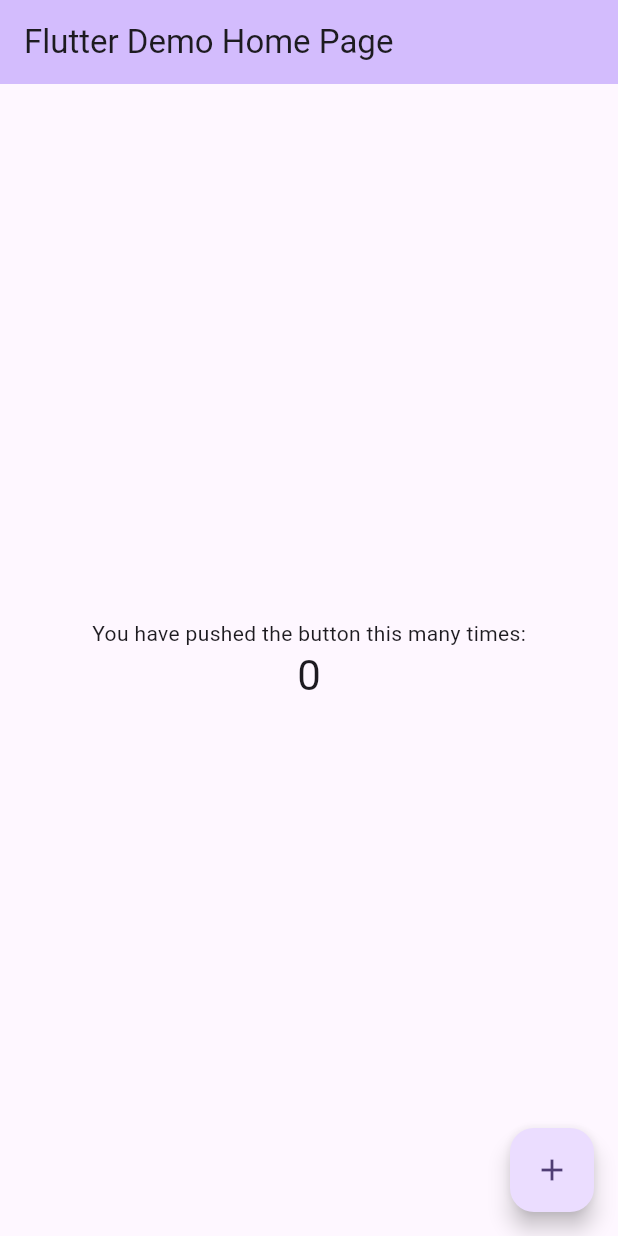
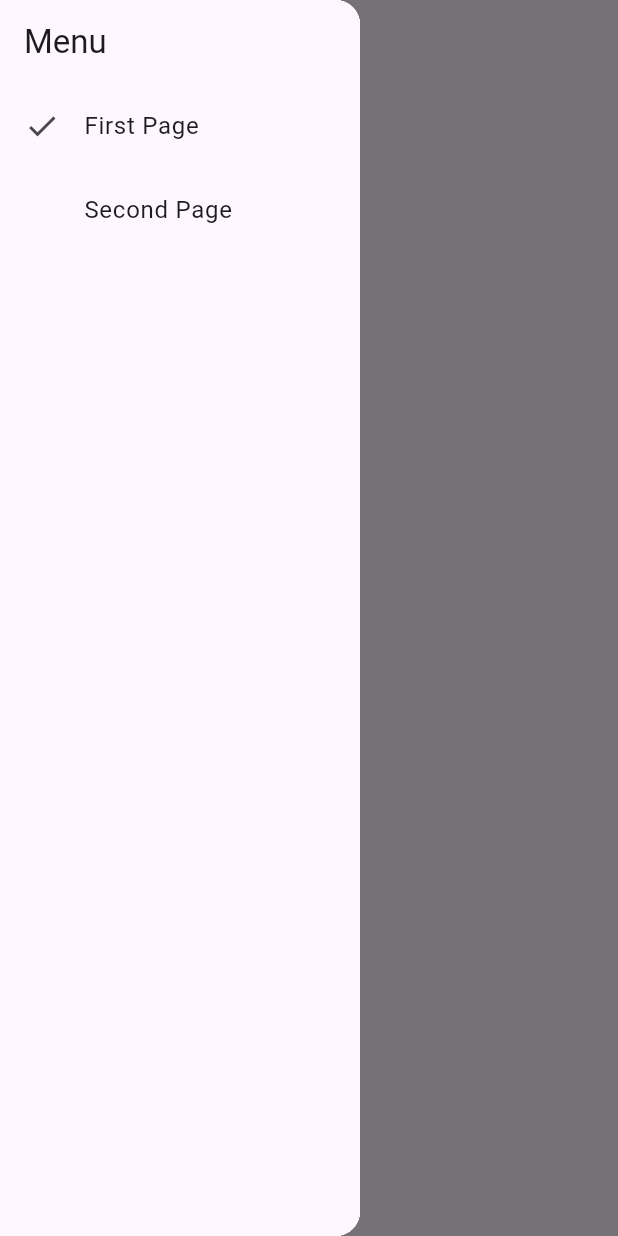
Before and after one commit to stefanroh/rag_tco, a Flutter app: the screen it shows after launch, with the side drawer open (before the commit the screen has no drawer), on a phone screen of 412 x 824 dp. Run offline on Flutter 3.47's test engine with Material 3 defaults, Android fonts, the phone set to English and light mode, and no system bars; our stand-ins replace flutter_riverpod.

Commit message:
Added Navigation + 2 Example Pages

```diff
--- a/lib/main.dart
+++ b/lib/main.dart
@@ -1,15 +1,20 @@
 import 'package:flutter/material.dart';
+import 'package:flutter_riverpod/flutter_riverpod.dart';
+import 'package:rag_tco/navigation/app_menu.dart';
+import 'package:rag_tco/navigation/split_view.dart';
 
 void main() {
-  runApp(const MyApp());
+  runApp(const ProviderScope(child: MyApp()));
 }
 
-class MyApp extends StatelessWidget {
+class MyApp extends ConsumerWidget {
   const MyApp({super.key});
 
   // This widget is the root of your application.
   @override
-  Widget build(BuildContext context) {
+  Widget build(BuildContext context, WidgetRef ref) {
+    final selectedPageBuilder = ref.watch(selectedPageBuilderProvider);
+
     return MaterialApp(
         title: 'Flutter Demo',
         theme: ThemeData(
@@ -31,8 +36,8 @@
           colorScheme: ColorScheme.fromSeed(seedColor: Colors.deepPurple),
           useMaterial3: true,
         ),
-      home: const MyHomePage(title: 'Flutter Demo Home Page'),
-    );
+        home: SplitView(
+            menu: const AppMenu(), content: selectedPageBuilder(context)));
   }
 }
 
--- /dev/null
+++ b/lib/navigation/app_menu.dart
@@ -0,0 +1,53 @@
+// app_menu.dart
+import 'package:flutter/material.dart';
+import 'package:flutter_riverpod/flutter_riverpod.dart';
+import 'package:rag_tco/pages/first_page.dart';
+import 'package:rag_tco/navigation/page_list_title.dart';
+import 'package:rag_tco/pages/second_page.dart';
+
+// a map of ("page name", WidgetBuilder) pairs
+final _availablePages = <String, WidgetBuilder>{
+  'First Page': (_) => const FirstPage(),
+  'Second Page': (_) => const SecondPage(),
+};
+
+final selectedPageNameProvider = StateProvider<String>((ref) {
+  return _availablePages.keys.first;
+});
+
+final selectedPageBuilderProvider = Provider<WidgetBuilder>((ref) {
+  // watch for state changes inside selectedPageNameProvider
+  final selectedPageKey = ref.watch(selectedPageNameProvider);
+  // return the WidgetBuilder using the key as index
+  return _availablePages[selectedPageKey]!;
+});
+
+class AppMenu extends ConsumerWidget {
+  const AppMenu({super.key});
+
+  void _selectPage(BuildContext context, WidgetRef ref, String pageName) {
+    if (ref.read(selectedPageNameProvider) != pageName) {
+      ref.read(selectedPageNameProvider.notifier).state = pageName;
+    }
+  }
+
+  @override
+  Widget build(BuildContext context, WidgetRef ref) {
+    final selectedPageName = ref.watch(selectedPageNameProvider);
+    return Scaffold(
+      appBar: AppBar(title: const Text('Menu')),
+      body: ListView(
+        // Note: use ListView.builder if there are many items
+        children: <Widget>[
+          // iterate through the keys to get the page names
+          for (var pageName in _availablePages.keys)
+            PageListTile(
+              selectedPageName: selectedPageName,
+              pageName: pageName,
+              onPressed: () => _selectPage(context, ref, pageName),
+            ),
+        ],
+      ),
+    );
+  }
+}
--- /dev/null
+++ b/lib/navigation/page_list_title.dart
@@ -0,0 +1,27 @@
+import 'package:flutter/material.dart';
+
+class PageListTile extends StatelessWidget {
+  const PageListTile({
+    super.key,
+    this.selectedPageName,
+    required this.pageName,
+    this.onPressed,
+  });
+  final String? selectedPageName;
+  final String pageName;
+  final VoidCallback? onPressed;
+  @override
+  Widget build(BuildContext context) {
+    return ListTile(
+      // show a check icon if the page is currently selected
+      // note: we use Opacity to ensure that all tiles have a leading widget
+      // and all the titles are left-aligned
+      leading: Opacity(
+        opacity: selectedPageName == pageName ? 1.0 : 0.0,
+        child: Icon(Icons.check),
+      ),
+      title: Text(pageName),
+      onTap: onPressed,
+    );
+  }
+}
--- /dev/null
+++ b/lib/navigation/split_view.dart
@@ -0,0 +1,47 @@
+// split_view.dart
+import 'package:flutter/material.dart';
+
+class SplitView extends StatelessWidget {
+  const SplitView({
+    Key? key,
+    // menu and content are now configurable
+    required this.menu,
+    required this.content,
+    // these values are now configurable with sensible default values
+    this.breakpoint = 600,
+    this.menuWidth = 240,
+  }) : super(key: key);
+  final Widget menu;
+  final Widget content;
+  final double breakpoint;
+  final double menuWidth;
+
+  @override
+  Widget build(BuildContext context) {
+    final screenWidth = MediaQuery.of(context).size.width;
+    if (screenWidth >= breakpoint) {
+      // widescreen: menu on the left, content on the right
+      return Row(
+        children: [
+          SizedBox(
+            width: menuWidth,
+            child: menu,
+          ),
+          Container(width: 0.5, color: Colors.black),
+          Expanded(child: content),
+        ],
+      );
+    } else {
+      // narrow screen: show content, menu inside drawer
+      return Scaffold(
+        body: content,
+        drawer: SizedBox(
+          width: menuWidth,
+          child: Drawer(
+            child: menu,
+          ),
+        ),
+      );
+    }
+  }
+}
--- /dev/null
+++ b/lib/pages/first_page.dart
@@ -0,0 +1,20 @@
+// first_page.dart
+
+// Just a simple placeholder widget page
+// (in a real app you'd have something more interesting)
+import 'package:flutter/material.dart';
+
+class FirstPage extends StatelessWidget {
+  const FirstPage({super.key});
+
+  @override
+  Widget build(BuildContext context) {
+    return Scaffold(
+      appBar: AppBar(title: const Text('First Page')),
+      body: const Center(
+        child: Text('First Page'),
+      ),
+    );
+  }
+}
+// SecondPage is identical, apart from the Text values
--- /dev/null
+++ b/lib/pages/second_page.dart
@@ -0,0 +1,20 @@
+// first_page.dart
+
+// Just a simple placeholder widget page
+// (in a real app you'd have something more interesting)
+import 'package:flutter/material.dart';
+
+class SecondPage extends StatelessWidget {
+  const SecondPage({super.key});
+
+  @override
+  Widget build(BuildContext context) {
+    return Scaffold(
+      appBar: AppBar(title: const Text('Second Page')),
+      body: const Center(
+        child: Text('Second Page'),
+      ),
+    );
+  }
+}
+// SecondPage is identical, apart from the Text values
--- a/pubspec.yaml
+++ b/pubspec.yaml
@@ -35,6 +35,7 @@ dependencies:
   # The following adds the Cupertino Icons font to your application.
   # Use with the CupertinoIcons class for iOS style icons.
   cupertino_icons: ^1.0.6
+  flutter_riverpod: ^2.5.1
 
 dev_dependencies:
   flutter_test:
```
Lines whose indentation alone changed are shown as unchanged.
